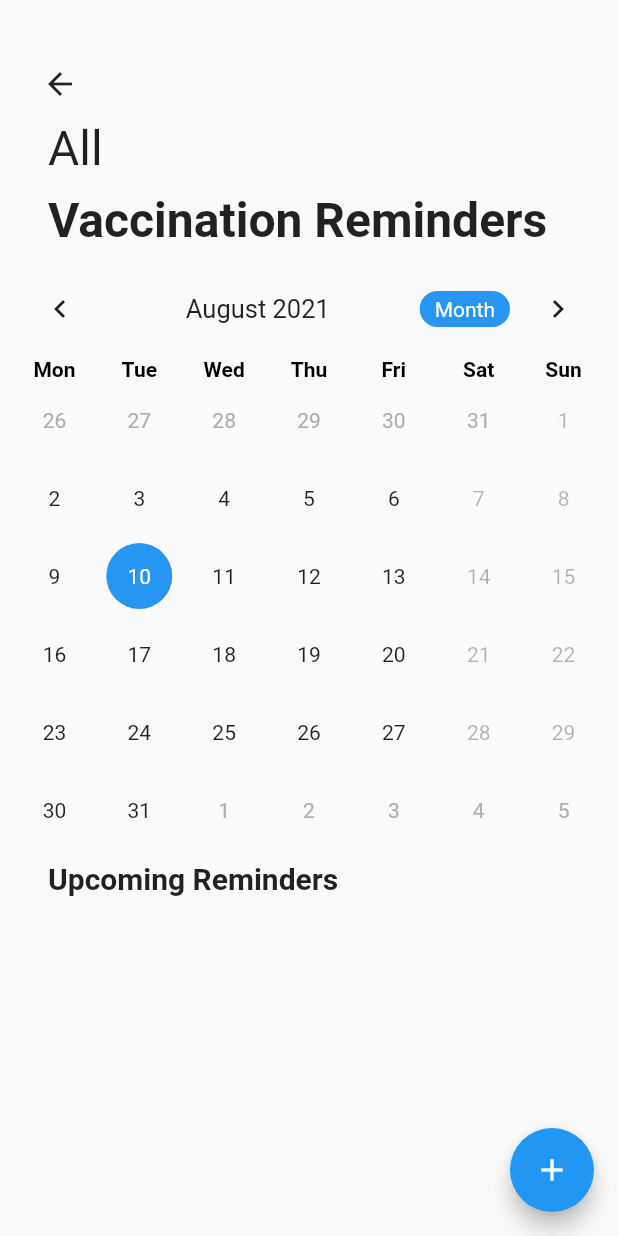
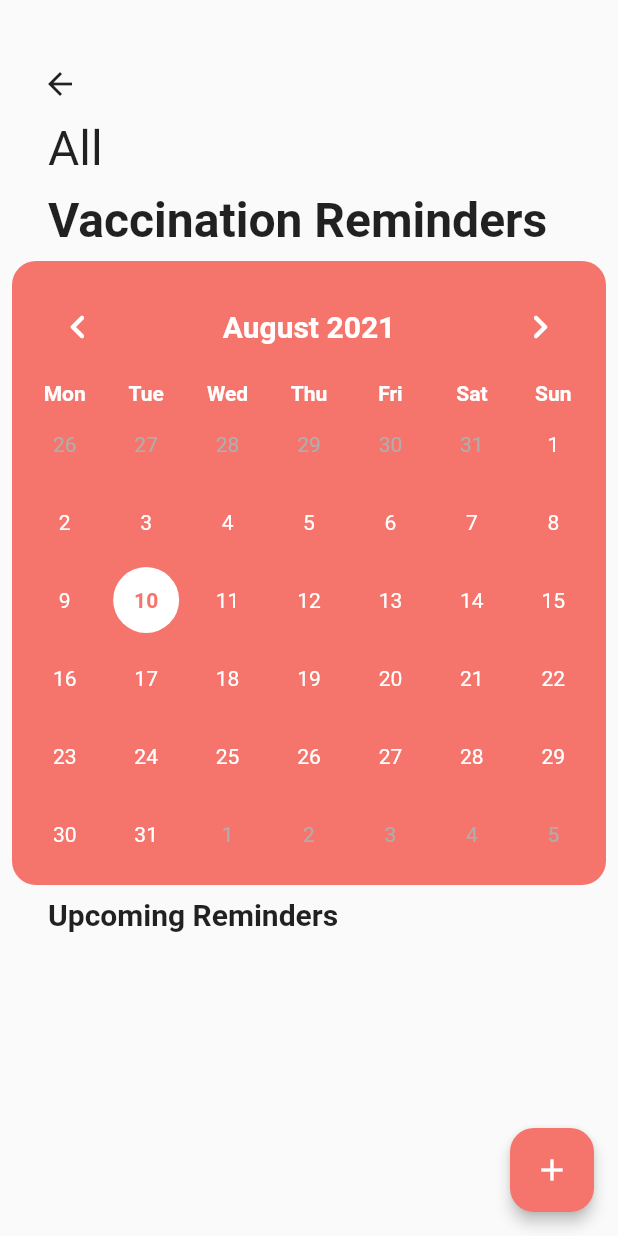
Before and after one commit to AshishTaduce/cuddle_n_snuggle, a Flutter app: the CalenderPage screen opened directly, on a phone screen of 412 x 824 dp. Run offline on Flutter 3.47's test engine with Material 2 defaults, Android fonts, the phone set to English and light mode, and no system bars; drawn by our look-alikes of table_calendar; our stand-ins replace anim_search_bar, cached_network_image, carousel_slider, cloud_firestore, convex_bottom_bar, country_code_picker and 21 more; missing offline and left inert: bubbled_navigation_bar, flutter_webview_plugin, swipe_stack; accounts and stored records are empty.

Commit message:
Calender redone

```diff
--- a/lib/New Screens 2/Calenderx.dart
+++ b/lib/New Screens 2/Calenderx.dart
@@ -1,4 +1,5 @@
 import 'package:flutter/material.dart';
+import 'package:hexcolor/hexcolor.dart';
 import 'package:intl/intl.dart';
 import 'package:shared_preferences/shared_preferences.dart';
 import 'package:cns/models/event.dart';
@@ -101,7 +102,6 @@ class _CalenderPageState extends State<CalenderPage> {
 
   DateTime _focusedDay = DateTime.now();
   DateTime _selectedDay = DateTime.now();
-
   @override
   Widget build(BuildContext context) {
     return Scaffold(
@@ -139,8 +139,10 @@ class _CalenderPageState extends State<CalenderPage> {
                         ],
                       ),
                     ),
-                    Padding(
+                    Container(
+                      margin: EdgeInsets.all(8.0),
                       padding: const EdgeInsets.all(8.0),
+                      decoration: BoxDecoration(color: HexColor("#f5756c"), borderRadius: BorderRadius.circular(16)),
                       child: TableCalendar(
                         firstDay: DateTime.utc(2010, 10, 16),
                         lastDay: DateTime.utc(2030, 3, 14),
@@ -154,42 +156,60 @@ class _CalenderPageState extends State<CalenderPage> {
                         },
                         calendarFormat: CalendarFormat.month,
                         calendarStyle: CalendarStyle(
-                          todayDecoration: BoxDecoration(color: Theme.of(context).primaryColor),
-                          selectedDecoration: BoxDecoration(color: Theme.of(context).primaryColor),
-                          todayTextStyle: TextStyle(fontWeight: FontWeight.bold, fontSize: 18.0, color: Colors.white),
-                          weekendTextStyle: TextStyle(color: Colors.black.withOpacity(0.3)),
+                          todayDecoration: BoxDecoration(
+                            color: Colors.white,
+                            borderRadius: BorderRadius.circular(8),
+                          ),
+                          defaultTextStyle: TextStyle(color: Colors.white),
+                          todayTextStyle: TextStyle(fontWeight: FontWeight.bold, fontSize: 18.0, color: HexColor("#f5756c"),),
+                          selectedDecoration: BoxDecoration(
+                            color: Colors.white,
+                            shape: BoxShape.circle,
+                          ),
+                          weekendTextStyle: TextStyle(color: Colors.white),
                           outsideDaysVisible: true,
                         ),
                         headerStyle: HeaderStyle(
-                            titleCentered: true,
-                            formatButtonDecoration: BoxDecoration(
-                              color: Theme.of(context).primaryColor,
-                              borderRadius: BorderRadius.circular(20.0),
-                            ),
-                            formatButtonTextStyle: TextStyle(color: Colors.white),
-                            formatButtonShowsNext: false),
+                          titleCentered: true,
+                          titleTextStyle: TextStyle(color: Colors.white, fontWeight: FontWeight.bold, fontSize: 20),
+                          titleTextFormatter: (date, locale) => DateFormat.yMMMM(locale).format(date),
+                          formatButtonVisible: false,
+                          leftChevronIcon: const Icon(
+                            Icons.chevron_left_rounded,
+                            color: Colors.white,
+                            size: 32,
+                          ),
+                          rightChevronIcon: const Icon(
+                            Icons.chevron_right_rounded,
+                            color: Colors.white,
+                            size: 32,
+                          ),
+                        ),
                         startingDayOfWeek: StartingDayOfWeek.monday,
                         daysOfWeekStyle: DaysOfWeekStyle(
-                            weekdayStyle: TextStyle(color: Colors.black, fontWeight: FontWeight.bold),
-                            weekendStyle: TextStyle(color: Colors.black, fontWeight: FontWeight.bold)),
+                            weekdayStyle: TextStyle(color: Colors.white, fontWeight: FontWeight.bold),
+                            weekendStyle: TextStyle(color: Colors.white, fontWeight: FontWeight.bold)),
                         onPageChanged: (focusedDate) {
                           _focusedDay = focusedDate;
                         },
                         selectedDayPredicate: (day) => isSameDay(_selectedDay, day),
                         onDaySelected: (selectedDate, focusedDate) {
-                          print("Events are: ${_events[dateFormat.format(selectedDate)]} for ${dateFormat.format(selectedDate)}");
+                          print(
+                              "Events are: ${_events[dateFormat.format(selectedDate)]} for ${dateFormat.format(selectedDate)}");
                           print("All Events are: $_events");
 
                           ///TODO: Rewrite this concept.
-                          bool temp = _events.keys.toList().any((element) => dateFormat
-                              .format
-                            (element) == dateFormat.format(selectedDate), );
+                          bool temp = _events.keys.toList().any(
+                                (element) => dateFormat.format(element) == dateFormat.format(selectedDate),
+                              );
                           setState(() {
                             _focusedDay = focusedDate;
                             _selectedDay = selectedDate;
-                            _selectedEvents.value = (temp ? _events[_events.keys.toList().firstWhere((element) => dateFormat
-                                .format
-                              (element) == dateFormat.format(selectedDate), )] : [])!;
+                            _selectedEvents.value = (temp
+                                ? _events[_events.keys.toList().firstWhere(
+                                      (element) => dateFormat.format(element) == dateFormat.format(selectedDate),
+                                    )]
+                                : [])!;
                           });
                         },
                         calendarBuilders: CalendarBuilders(
@@ -197,12 +217,12 @@ class _CalenderPageState extends State<CalenderPage> {
                               margin: EdgeInsets.all(4),
                               alignment: Alignment.center,
                               decoration: BoxDecoration(
-                                color: Theme.of(context).primaryColor,
+                                color: Colors.white,
                                 shape: BoxShape.circle,
                               ),
                               child: Text(
                                 date.day.toString(),
-                                style: TextStyle(color: Colors.white),
+                                style: TextStyle(color: HexColor("#f5756c"), fontWeight: FontWeight.bold,),
                               )),
                           holidayBuilder: (context, date, enevts) => Container(
                               margin: EdgeInsets.all(4),
@@ -238,7 +258,7 @@ class _CalenderPageState extends State<CalenderPage> {
                                 awaitReturnValueFromAddEventForUpdate(event);
                               },
                               child: Container(
-                                key: Key("$valueFromAddEvent"),
+                                  key: Key("$valueFromAddEvent"),
                                   margin: EdgeInsets.only(bottom: 10),
                                   padding: EdgeInsets.all(10),
                                   alignment: Alignment.center,
@@ -246,9 +266,7 @@ class _CalenderPageState extends State<CalenderPage> {
                                   decoration: BoxDecoration(
                                       color: Colors.red[300],
                                       borderRadius: BorderRadius.circular(15),
-                                      boxShadow: [
-                                        BoxShadow(color: Colors.black26, offset: Offset(0, 2), blurRadius: 2.0)
-                                      ]),
+                                      boxShadow: [BoxShadow(color: Colors.black26, offset: Offset(0, 2), blurRadius: 2.0)]),
                                   child: Column(
                                     mainAxisAlignment: MainAxisAlignment.center,
                                     children: <Widget>[
@@ -270,6 +288,9 @@ class _CalenderPageState extends State<CalenderPage> {
                 ));
           }),
       floatingActionButton: FloatingActionButton(
+        backgroundColor: HexColor("#f5756c"),
+          shape: RoundedRectangleBorder( borderRadius: BorderRadius.circular(16)),
+          elevation: 4.0,
           child: Icon(Icons.add),
           onPressed: () {
             awaitReturnValueFromAddEvent();
--- a/pubspec.yaml
+++ b/pubspec.yaml
@@ -64,6 +64,8 @@ dependencies:
   # The following adds the Cupertino Icons font to your application.
   # Use with the CupertinoIcons class for iOS style icons.
   cupertino_icons: ^0.1.2
+  drag_and_drop_gridview: ^1.0.8
+  hexcolor: ^2.0.4
 
 dev_dependencies:
   flutter_test:
```
